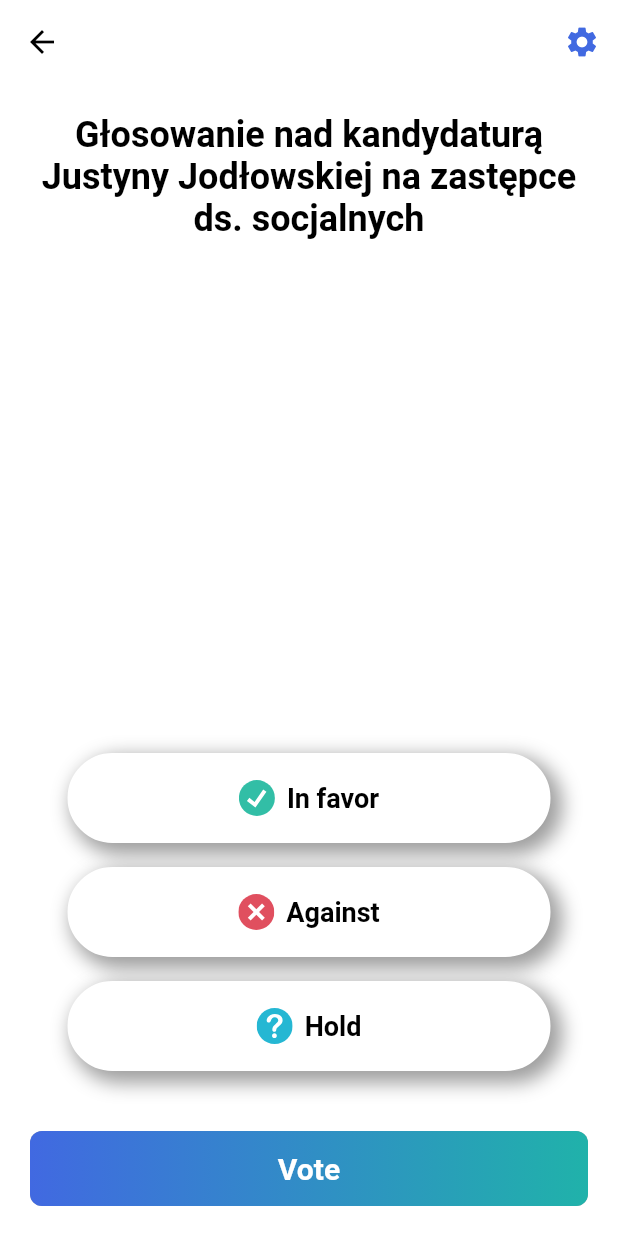
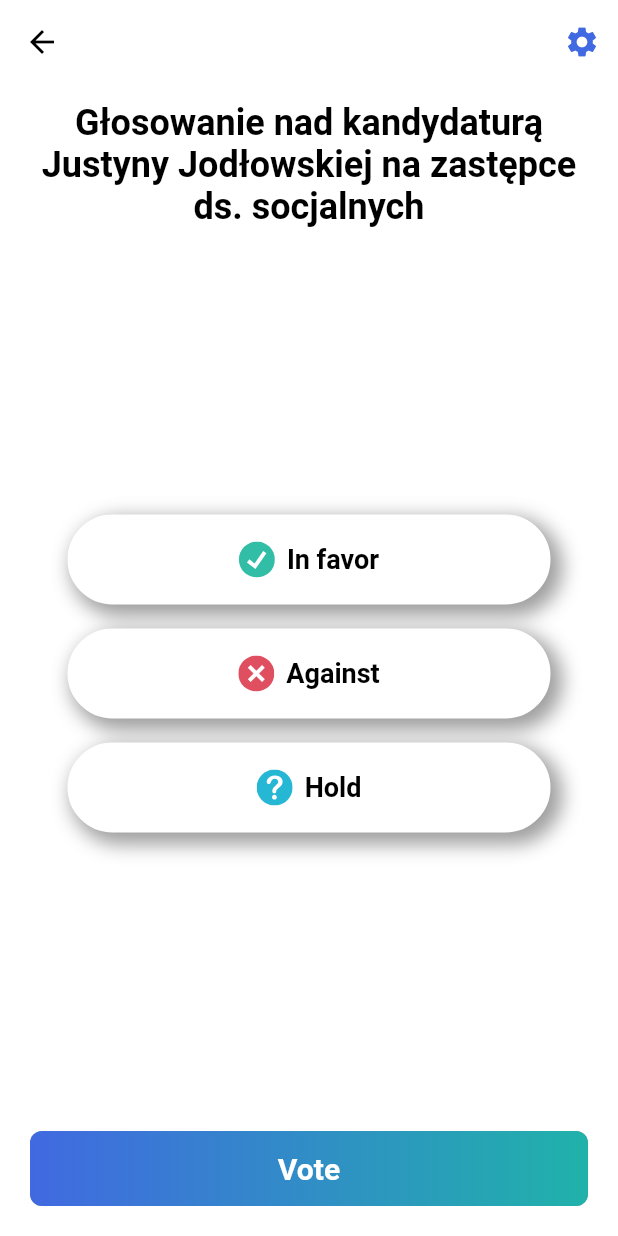
Before and after one commit to wszeborowskimateusz/VotingMobile, a Flutter app: the screen it shows after launch, after a tap on "Vote", on a phone screen of 412 x 824 dp. Run offline on Flutter 3.47's test engine with Material 2 defaults, Android fonts, the phone set to English and light mode, and no system bars; our stand-ins replace carousel_slider, equatable, flutter_svg, get_it, shared_preferences.

Commit message:
Adding scrolling to vote page

```diff
--- a/lib/common/ui/common_gradient_button.dart
+++ b/lib/common/ui/common_gradient_button.dart
@@ -11,7 +11,9 @@ class CommonGradientButton extends StatelessWidget {
 
   @override
   Widget build(BuildContext context) {
-    return RaisedButton(
+    return SizedBox(
+      height: 50,
+          child: RaisedButton(
         padding: EdgeInsets.all(0.0),
         onPressed: onPressed,
         elevation: 15.0,
@@ -37,6 +39,7 @@ class CommonGradientButton extends StatelessWidget {
             ),
           ),
         ),
+      ),
     );
   }
 }
--- a/lib/common/ui/common_layout.dart
+++ b/lib/common/ui/common_layout.dart
@@ -14,8 +14,7 @@ class CommonLayout extends StatelessWidget {
 
   @override
   Widget build(BuildContext context) {
-    return SafeArea(
-      child: Scaffold(
+    return Scaffold(
       appBar: AppBar(
         backgroundColor: Colors.white,
         leading: displayLeftIcon
@@ -42,8 +41,7 @@ class CommonLayout extends StatelessWidget {
         ],
       ),
       backgroundColor: Colors.white,
-        body: body,
-      ),
+      body: SafeArea(child: body),
     );
   }
 }
--- a/lib/common/ui/common_route.dart
+++ b/lib/common/ui/common_route.dart
@@ -3,6 +3,7 @@ import 'package:votingmobile/common/ui/common_layout.dart';
 
 class CommonRoute extends StatelessWidget {
   final Widget child;
+  final Widget bottomSection;
   final String title;
   final bool displayRightIcon;
   final bool withSmallerFontSize;
@@ -10,6 +11,7 @@ class CommonRoute extends StatelessWidget {
 
   const CommonRoute({
     @required this.title,
+    this.bottomSection,
     @required this.child,
     this.displayRightIcon = false,
     this.withSmallerFontSize = false,
@@ -22,13 +24,8 @@ class CommonRoute extends StatelessWidget {
     return CommonLayout(
       // null will get as a default - settings icon
       rightIcon: displayRightIcon ? null : Container(),
-      body: Padding(
-        padding: const EdgeInsets.all(20.0),
-        child: Column(
-          mainAxisSize: MainAxisSize.min,
-          crossAxisAlignment: CrossAxisAlignment.start,
-          children: <Widget>[
-            Padding(
+      body: _ExpandedWithScroll(
+        topSection: Padding(
           padding: const EdgeInsets.only(bottom: 16.0),
           child: Text(
             title,
@@ -37,10 +34,52 @@ class CommonRoute extends StatelessWidget {
             textAlign: alignTitleCenter ? TextAlign.center : TextAlign.left,
           ),
         ),
-            child,
-          ],
-        ),
+        expandedSection: child,
+        bottomSection: bottomSection,
       ),
     );
   }
 }
+
+class _ExpandedWithScroll extends StatelessWidget {
+  final Widget topSection;
+  final Widget expandedSection;
+  final Widget bottomSection;
+
+  const _ExpandedWithScroll(
+      {this.topSection, this.expandedSection, this.bottomSection});
+
+  @override
+  Widget build(BuildContext context) {
+    return LayoutBuilder(
+      builder: (context, constraint) {
+        return SingleChildScrollView(
+          child: ConstrainedBox(
+            constraints: BoxConstraints(
+                minHeight: constraint.maxHeight, minWidth: constraint.maxWidth),
+            child: IntrinsicHeight(
+              child: Padding(
+                padding: const EdgeInsets.all(20.0).copyWith(top: 12),
+                child: Column(
+                  children: <Widget>[
+                    Expanded(
+                      child: Column(
+                        mainAxisAlignment: MainAxisAlignment.spaceEvenly,
+                        children: <Widget>[
+                          if (topSection != null) topSection,
+                          if (expandedSection != null)
+                            Expanded(child: expandedSection),
+                        ],
+                      ),
+                    ),
+                    if (bottomSection != null) bottomSection,
+                  ],
+                ),
+              ),
+            ),
+          ),
+        );
+      },
+    );
+  }
+}
--- a/lib/common/ui/radio_button/custom_radio_button.dart
+++ b/lib/common/ui/radio_button/custom_radio_button.dart
@@ -19,6 +19,7 @@ class _CustomRadioGroupWidgetState extends State<CustomRadioGroupWidget> {
   @override
   Widget build(BuildContext context) {
     return Container(
+      height: MediaQuery.of(context).size.height / 2,
       alignment: Alignment.center,
       margin: EdgeInsets.only(top: 8.0, bottom: 32.0),
       child: _buildRoundRadioGroup(),
--- a/lib/voting/ui/vote_page.dart
+++ b/lib/voting/ui/vote_page.dart
@@ -30,10 +30,10 @@ class _VotePageState extends State<VotePage> {
     super.initState();
     // TODO: Swap assets path when icons are ready
     incidentTypeList = [
-      RadioModel(false, "assets/images/successful.svg", widget.inFavorTranslation,
-          Colors.greenAccent[700]),
+      RadioModel(false, "assets/images/successful.svg",
+          widget.inFavorTranslation, Color(0xff00B000)),
       RadioModel(false, "assets/images/unsuccessful.svg",
-          widget.againstTranslation, Colors.red),
+          widget.againstTranslation, Color(0xffC00000)),
       RadioModel(false, "assets/images/hold.svg", widget.holdTranslation,
           Colors.blueAccent)
     ];
@@ -46,24 +46,23 @@ class _VotePageState extends State<VotePage> {
     final Voting activeVoting = locator.get<VotingsRepository>().activeVoting;
     return CommonRoute(
       withSmallerFontSize: true,
-      title: activeVoting.name,
       displayRightIcon: true,
       alignTitleCenter: true,
-      child: Expanded(
-        child: Column(
-          mainAxisAlignment: MainAxisAlignment.end,
-          children: <Widget>[
-            CustomRadioGroupWidget(
-              onChanged: getvalue,
-              radioList: incidentTypeList,
-            ),
-            CommonGradientButton(
-                title: Translations.of(context).vote,
-                onPressed: _selectedValue == null ? null : () {}),
-          ],
-        ),
+      title: activeVoting.name,
+      child: CustomRadioGroupWidget(
+        onChanged: getvalue,
+        radioList: incidentTypeList,
       ),
+      bottomSection: CommonGradientButton(
+          title: Translations.of(context).vote,
+          onPressed: _selectedValue == null
+              ? null
+              : () => _onVoteButtonPressed(context)),
     );
+  }
+
+  void _onVoteButtonPressed(BuildContext context) {
+
   }
 
   void getvalue(String value) {
--- a/lib/voting/ui/voting_results_box.dart
+++ b/lib/voting/ui/voting_results_box.dart
@@ -38,8 +38,18 @@ class VotingResultsBox extends StatelessWidget {
               crossAxisAlignment: CrossAxisAlignment.start,
               mainAxisAlignment: MainAxisAlignment.spaceBetween,
               children: <Widget>[
-                Text(votingName, style: Theme.of(context).textTheme.bodyText1),
-                Container(height: 5,width: 25, color: votingResults.wasSuccessful ? Colors.green : Colors.red),
+                Text(
+                  votingName,
+                  style: Theme.of(context).textTheme.bodyText1,
+                  maxLines: 3,
+                  overflow: TextOverflow.ellipsis,
+                ),
+                Container(
+                    height: 5,
+                    width: 25,
+                    color: votingResults.wasSuccessful
+                        ? Colors.green
+                        : Colors.red),
                 _VotingNumericResults(votingResults: votingResults),
               ],
             ),
@@ -69,7 +79,7 @@ class _VotingNumericResults extends StatelessWidget {
         _buildResultInfo("assets/images/successful.svg", votingResults.inFavor),
         _buildResultInfo(
             "assets/images/unsuccessful.svg", votingResults.against),
-            // TODO: Replace it with question mark
+        // TODO: Replace it with question mark
         _buildResultInfo("assets/images/hold.svg", votingResults.hold),
       ],
     );
@@ -77,7 +87,12 @@ class _VotingNumericResults extends StatelessWidget {
 
   Widget _buildResultInfo(String imagePath, int amountOfVotes) {
     return Row(children: <Widget>[
-      Container(margin: EdgeInsets.only(right: 2.0, bottom: 4.0),child: SvgPicture.asset(imagePath, height: 24,)),
+      Container(
+          margin: EdgeInsets.only(right: 2.0, bottom: 4.0),
+          child: SvgPicture.asset(
+            imagePath,
+            height: 24,
+          )),
       Text(amountOfVotes.toString()),
     ]);
   }
```
Lines whose indentation alone changed are shown as unchanged.
